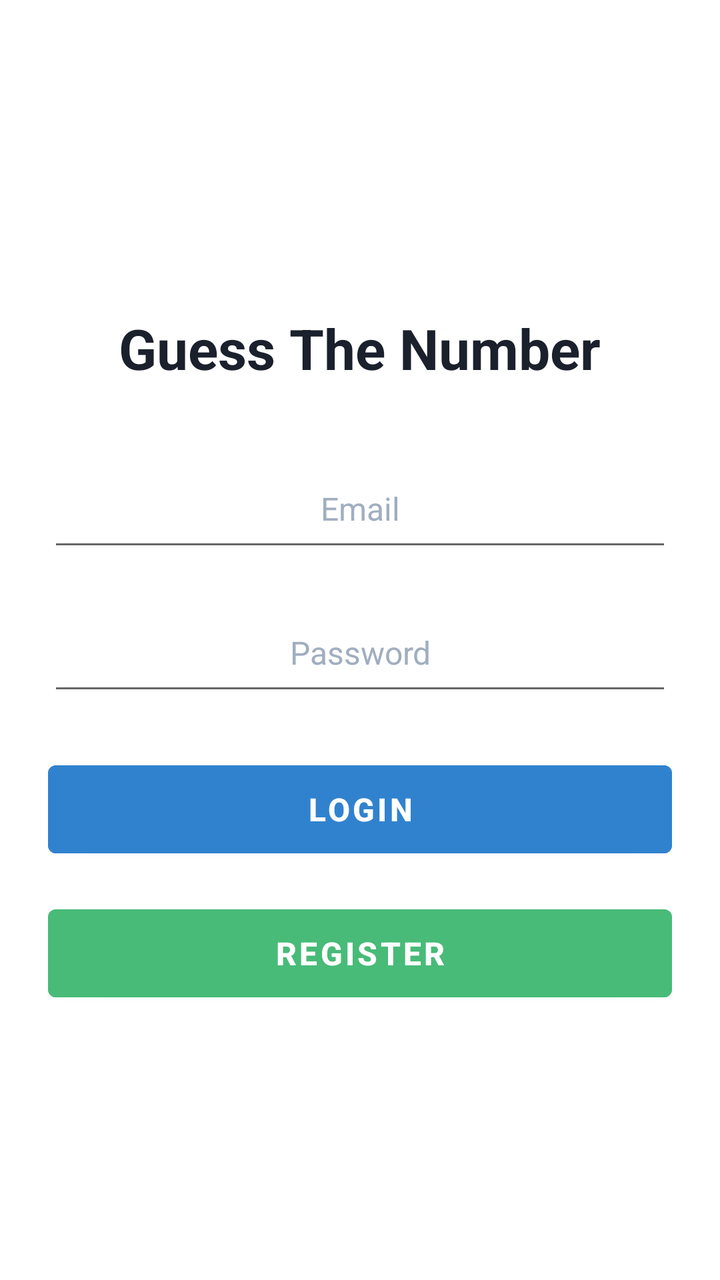
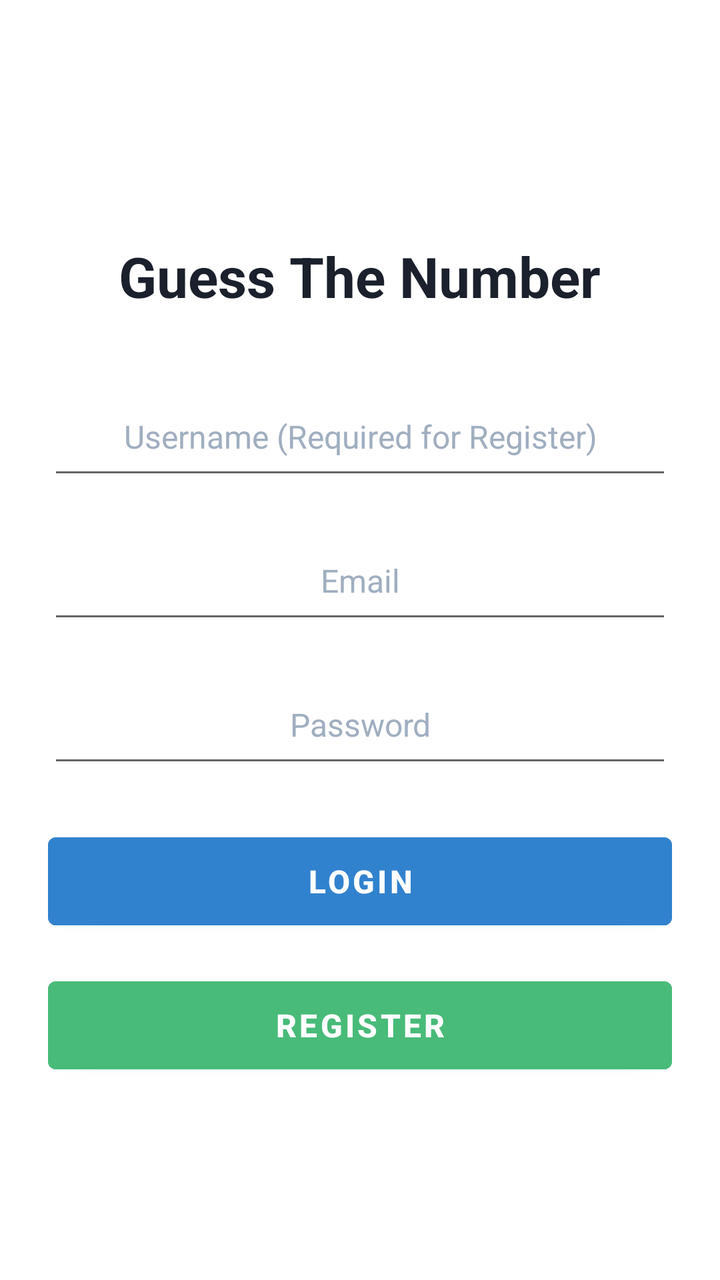

Before-and-after screenshots of an Android layout around one commit, followed by the original layout XML and the change that was made.
<!-- AndroidManifest.xml: application theme Theme.NewProject1 -->
<!-- res/layout/activity_login.xml -->
<?xml version="1.0" encoding="utf-8"?>
<ScrollView xmlns:android="http://schemas.android.com/apk/res/android"
    android:layout_width="match_parent"
    android:layout_height="match_parent"
    android:background="#FFFFFF"
    android:fillViewport="true">

    <LinearLayout
        android:layout_width="match_parent"
        android:layout_height="wrap_content"
        android:gravity="center"
        android:orientation="vertical"
        android:padding="24dp">

        <TextView
            android:layout_width="wrap_content"
            android:layout_height="wrap_content"
            android:layout_marginTop="20dp"
            android:layout_marginBottom="32dp"
            android:text="Guess The Number"
            android:textColor="#1A202C"
            android:textSize="28sp"
            android:textStyle="bold" />

        <EditText
            android:id="@+id/etEmail"
            android:layout_width="match_parent"
            android:layout_height="56dp"
            android:layout_marginBottom="16dp"
            android:hint="Email"
            android:inputType="textEmailAddress"
            android:paddingHorizontal="16dp"
            android:textAlignment="center"
            android:textColor="#1A202C"
            android:textColorHint="#A0AEC0"
            android:textSize="16sp" />

        <EditText
            android:id="@+id/etPassword"
            android:layout_width="match_parent"
            android:layout_height="56dp"
            android:layout_marginBottom="24dp"
            android:hint="Password"
            android:inputType="textPassword"
            android:paddingHorizontal="16dp"
            android:textAlignment="center"
            android:textColor="#1A202C"
            android:textColorHint="#A0AEC0"
            android:textSize="16sp" />

        <Button
            android:id="@+id/btnLogin"
            android:layout_width="match_parent"
            android:layout_height="56dp"
            android:layout_marginBottom="16dp"
            android:backgroundTint="#3182CE"
            android:text="Login"
            android:textSize="16sp"
            android:textStyle="bold" />

        <Button
            android:id="@+id/btnRegister"
            android:layout_width="match_parent"
            android:layout_height="56dp"
            android:backgroundTint="#48BB78"
            android:text="Register"
            android:textSize="16sp"
            android:textStyle="bold" />

    </LinearLayout>
</ScrollView>
<!-- resources referenced by this layout -->
<resources>
  <style name="Theme.NewProject1" parent="Theme.MaterialComponents.DayNight.DarkActionBar">
          
      </style>
</resources>

<!-- the commit's change to res/layout/activity_login.xml (unified diff, before → after) -->
@@ -21,6 +21,20 @@
             android:textColor="#1A202C"
             android:textSize="28sp"
             android:textStyle="bold" />
+
+        
+        <EditText
+            android:id="@+id/etUsername"
+            android:layout_width="match_parent"
+            android:layout_height="56dp"
+            android:layout_marginBottom="16dp"
+            android:hint="Username (Required for Register)"
+            android:inputType="textPersonName"
+            android:paddingHorizontal="16dp"
+            android:textAlignment="center"
+            android:textColor="#1A202C"
+            android:textColorHint="#A0AEC0"
+            android:textSize="16sp" />
 
         <EditText
             android:id="@+id/etEmail"
